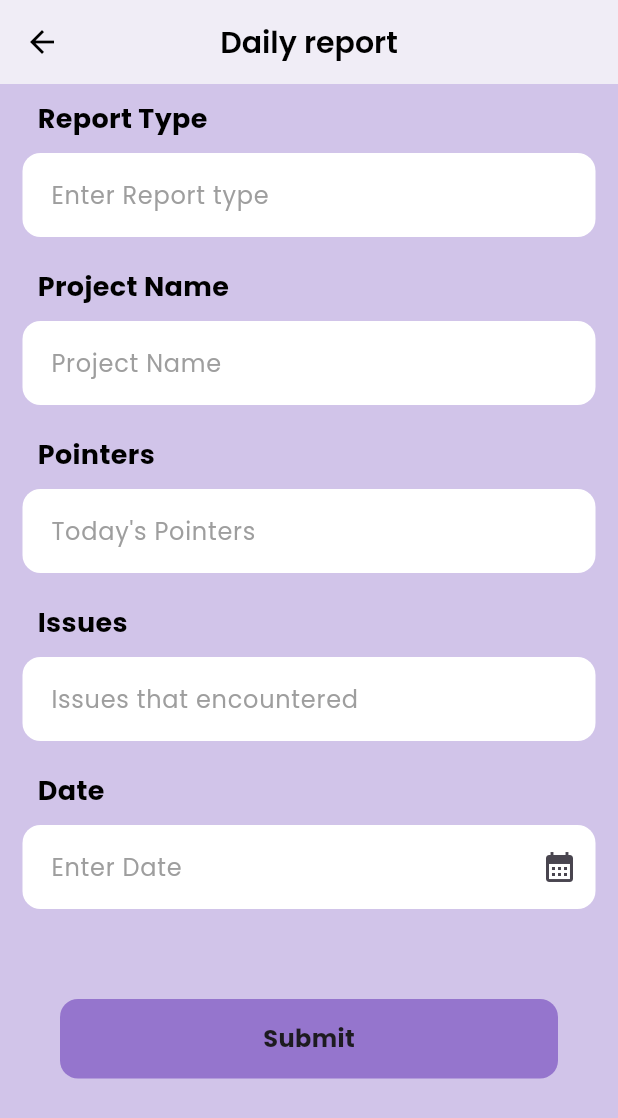
After one commit to adinegi123/HRMS-Attendance-app, a Flutter app: the DailyReport screen opened directly, on a phone screen of 412 x 824 dp. The commit adds this screen. Shown: the top 1118 px of the screen. Run offline on Flutter 3.47's test engine with Material 3 defaults, Android fonts, the phone set to English and light mode, and no system bars; our stand-ins replace carousel_slider, cloud_firestore, device_info_plus, equatable, firebase_auth, firebase_core and 10 more; missing offline and left inert: flutter_inappwebview, flutter_network_connectivity, random_string_generator; accounts and stored records are empty; project files that could hold a hidden picture were left out.

Commit message:
daily report, leave approval

```diff
--- a/lib/components/custom dropdown.dart
+++ b/lib/components/custom dropdown.dart
@@ -11,6 +11,7 @@ class CustomDropDownMenu extends StatelessWidget {
         this.hintText,
         this.decoration,
         this.contentPadding,
+        this.color,
         this.floatingLabelBehavior,
         this.leadingIcon,
         this.label,
@@ -21,6 +22,7 @@ class CustomDropDownMenu extends StatelessWidget {
   final Object? initialSelection;
   final double? width;
   final String? hintText;
+  final Color? color;
   final InputDecorationTheme? decoration;
   final EdgeInsetsGeometry? contentPadding;
   final EdgeInsetsGeometry? floatingLabelBehavior;
--- a/lib/components/custom_popup.dart
+++ b/lib/components/custom_popup.dart
@@ -86,5 +86,6 @@ class CustomPopup {
         dobController: DOB,
       ),
     );
+
   }
 }
--- a/lib/components/custom_text_widget.dart
+++ b/lib/components/custom_text_widget.dart
@@ -21,7 +21,7 @@ class MyTextWidget extends StatelessWidget {
   @override
   Widget build(BuildContext context) {
     return Padding(
-      padding: const EdgeInsets.symmetric(horizontal: 18.0, vertical: 8),
+      padding: const EdgeInsets.symmetric(horizontal: 25.0, vertical: 10),
       child: Text(
         text,
         style: style ?? CustomTextStyles.defaultTextStyle,
--- a/lib/routes/route_const.dart
+++ b/lib/routes/route_const.dart
@@ -4,6 +4,9 @@ class Routes {
   static const String homePageRoute = "/login/home";
   static const String signUpPageRoute = "/signup";
   static const String dashboardPageRoute = "/dashboard";
+  static const String leaveApprovalRoute = "/leaveapprovalpage";
+  static const String applyLeavePageRoute = "/applyleave";
+  static const String dailyReportPageRoute = "/dailyreport";
   static const String profilePageRoute = "/profile";
   static const String calenderPageRoute = "/calender";
 }
--- /dev/null
+++ b/lib/screens/daily_report/daily_report.dart
@@ -0,0 +1,75 @@
+import 'package:attendance_app/components/buttons.dart';
+import 'package:attendance_app/components/custom_text_widget.dart';
+import 'package:attendance_app/components/my_textfields.dart';
+import 'package:attendance_app/components/secondary_appbar.dart';
+import 'package:flutter/material.dart';
+
+import '../../components/custom_popup.dart';
+
+class DailyReport extends StatefulWidget {
+  const DailyReport({super.key});
+
+  @override
+  State<DailyReport> createState() => _DailyReportState();
+}
+
+class _DailyReportState extends State<DailyReport> {
+  final TextEditingController reportType = TextEditingController();
+  final TextEditingController projectName = TextEditingController();
+  final TextEditingController pointers = TextEditingController();
+  final TextEditingController issues = TextEditingController();
+  final TextEditingController dateController = TextEditingController();
+
+  @override
+  Widget build(BuildContext context) {
+    return Scaffold(
+      backgroundColor: Colors.deepPurple.shade100,
+      appBar: const SecondaryAppBar(
+        screenName: "Daily report",
+      ),
+      body: SingleChildScrollView(
+        child: Column(
+          crossAxisAlignment: CrossAxisAlignment.start,
+          children: [
+            MyTextWidget(text: "Report Type"),
+            MyTextField(hintText: "Enter Report type",
+              controller: reportType,
+            ),
+            MyTextWidget(text: "Project Name"),
+            MyTextField(hintText: "Project Name",
+              controller: projectName,
+            ),
+            MyTextWidget(text: "Pointers"),
+            MyTextField(hintText: "Today's Pointers",
+              controller: pointers,
+            ),
+            MyTextWidget(text: "Issues"),
+            MyTextField(hintText: "Issues that encountered",
+              controller: issues,
+            ),
+            MyTextWidget(text: "Date"),
+            MyTextField(
+              hintText: "Enter Date",
+              controller: dateController,
+              suffixIcon: GestureDetector(
+                onTap: () => CustomPopup.showDatePicker(context: context, DOB: dateController),
+                child: const Icon(Icons.calendar_month),
+              ),
+            ),
+            SizedBox(height: 50,),
+            Center(
+              child: Buttons(onTap: (){}, buttonText: Center(
+                child: Text("Submit",
+                  style: TextStyle(
+                    fontWeight: FontWeight.bold,
+                    fontSize: 16
+                  ),
+                ),
+              )),
+            )
+          ],
+        ),
+      ),
+    );
+  }
+}
--- a/pubspec.yaml
+++ b/pubspec.yaml
@@ -95,6 +95,7 @@ flutter:
   assets:
      - assets/images/
      - assets/animations/
+     - assets/icons/
 
   # An image asset can refer to one or more resolution-specific "variants", see
   # https://flutter.dev/assets-and-images/#resolution-aware
```
Also changed, not shown: lib/components/custom_grid_view.dart (added, +67 -0 lines), lib/components/drawer.dart (+12 -0 lines), lib/routes/route_generator.dart (+18 -0 lines), lib/screens/apply_for_leave/apply_leave.dart (added, +53 -0 lines), lib/screens/dashboard/view/dashboard_view.dart (+27 -93 lines), lib/screens/leave_approval/leave_approval.dart (added, +20 -0 lines), lib/shared/date_picker.dart (+5 -3 lines), assets/icons/applyleave.png (added), assets/icons/daily_report.png (added), assets/icons/leave.png (added).
